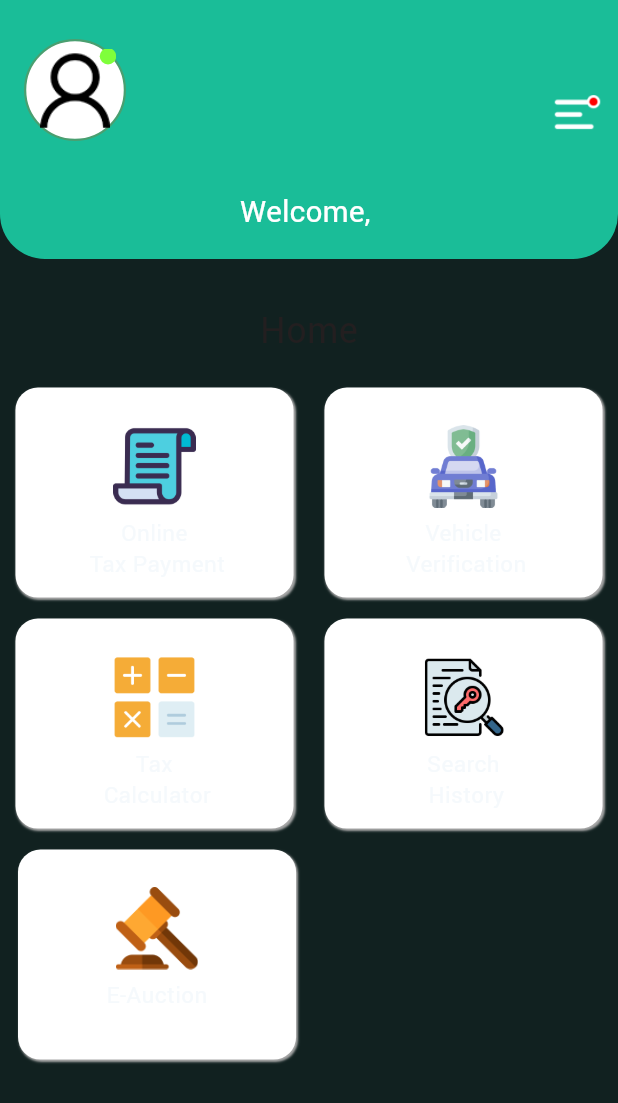
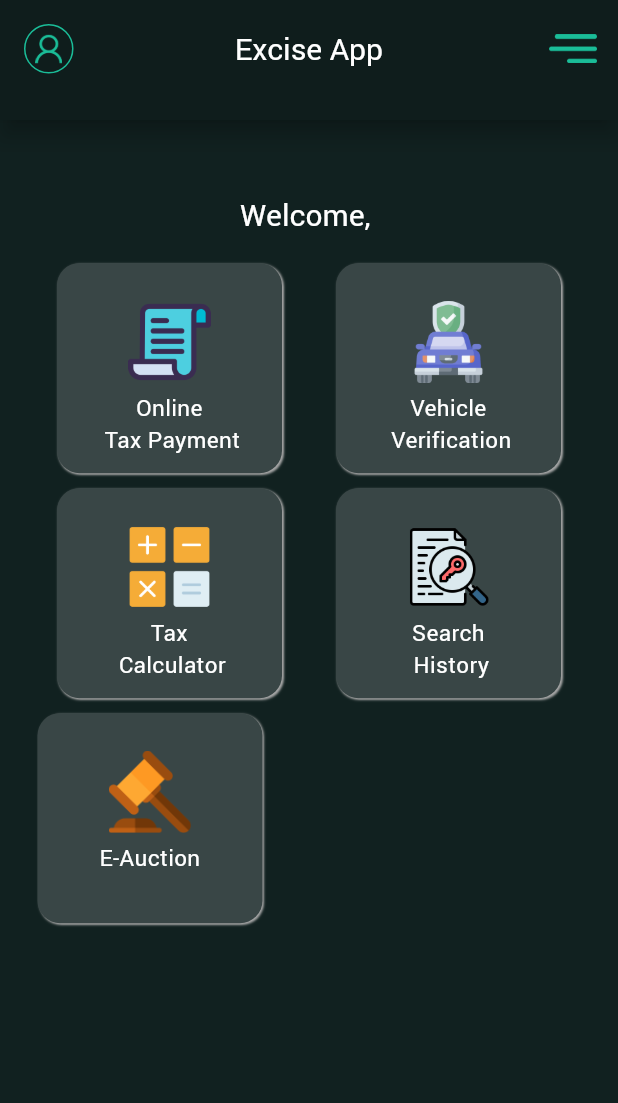
Before and after one commit to amjadjamali06/dummy_app, a Flutter app: the DashboardScreen screen opened by its route, on a phone screen of 412 x 824 dp. Shown: the top 1103 px of the screen. Run offline on Flutter 3.47's test engine with Material 3 defaults, Android fonts, the phone set to English and light mode, and no system bars; our stand-ins replace awesome_dialog, connectivity_plus, dropdown_search, flutter_secure_storage, fluttertoast, get and 2 more; missing offline and left inert: mask_input_formatter; accounts and stored records are empty.

Commit message:
Committed By Abdul Salam 1) Created E-Auction Screen and its controller. 2) Modified Custom App Bar and Custom Dashboard Card Widget. 3) Modified Dashboard Screen.

```diff
--- /dev/null
+++ b/lib/controllers/e_auction_screen_controller.dart
@@ -0,0 +1,7 @@
+import 'package:flutter/material.dart';
+import 'package:get/get.dart';
+
+class EAuctionScreenController extends GetxController{
+  GlobalKey<ScaffoldState> scaffoldKey = GlobalKey<ScaffoldState>();
+
+}
--- a/lib/main.dart
+++ b/lib/main.dart
@@ -56,7 +56,7 @@ class MyApp extends StatelessWidget {
   Widget build(BuildContext context) {
     return GetMaterialApp(
       title: kAppName,
-      initialRoute: kPremiumNumberListScreenRoute,
+      initialRoute: kSplashScreenRoute,
       initialBinding: ScreensBindings(),
       getPages: RouteManagement.getPages(),
       themeMode: ThemeMode.dark,
--- a/lib/ui/custom_widgets/custom_app_bar.dart
+++ b/lib/ui/custom_widgets/custom_app_bar.dart
@@ -1,5 +1,4 @@
 import 'package:flutter/material.dart';
-import 'package:flutter/services.dart';
 import 'package:get/get.dart';
 import 'package:get/get_utils/src/platform/platform_io.dart';
 
@@ -25,14 +24,32 @@ class CustomAppbar extends StatelessWidget implements PreferredSizeWidget {
     return AppBar(
       toolbarHeight: 65,
       automaticallyImplyLeading: GeneralPlatform.isWeb,
-      leading: (screenName.isNotEmpty)?
+      leadingWidth: 65,
+      leading: (screenName == "Dashboard Screen")?
+      Container(
+        margin: const EdgeInsets.all(16),
+        padding: const EdgeInsets.all(5),
+        decoration: BoxDecoration(
+            border: Border.all(color: kPrimaryColor),
+            borderRadius: BorderRadius.circular(50)
+        ),
+        child: Image.asset('assets/icons/user-icon.png', color: kPrimaryColor, width: 18, height: 18,),
+      ) : screenName.isNotEmpty ?
          IconButton(onPressed:() {
            if (onBackButtonPress != null) {
              onBackButtonPress!();
            }else{
              Get.back();
            }
-         },icon: const Icon(Icons.arrow_back, color: kWhiteColor, size: 25)):null,
+         },icon: const Icon(Icons.arrow_back, color: kPrimaryColor, size: 25)):null,
+        actions: [
+          Padding(
+            padding: const EdgeInsets.all(14),
+            child: GestureDetector(
+              child: Image.asset('assets/icons/menu-icon.png',color: kPrimaryColor, width: 32,),
+            ),
+          )
+        ],
         // GestureDetector(
         //   child:  Padding(
         //     padding: const EdgeInsets.only(left: 12,top: 12),
@@ -51,8 +68,8 @@ class CustomAppbar extends StatelessWidget implements PreferredSizeWidget {
         //   },
         // ):null,
       title: Text(
-        screenName,
-        style: const TextStyle(fontSize: 24, fontWeight: FontWeight.w500,  color: kWhiteColor),
+        screenName == "Dashboard Screen"? "Excise App" : screenName,
+        style: const TextStyle(fontSize: 20, fontWeight: FontWeight.w500,  color: kWhiteColor),
       ),
       centerTitle: true,
       actionsIconTheme: const IconThemeData(),
--- a/lib/ui/custom_widgets/custom_dashboard_card_widget.dart
+++ b/lib/ui/custom_widgets/custom_dashboard_card_widget.dart
@@ -7,20 +7,23 @@ class CustomDashboardCardWidget extends StatelessWidget {
   final String title;
   final String iconPath;
   final void Function() onTap;
-  const CustomDashboardCardWidget({super.key, required this.title, required this.iconPath, required this.onTap});
+  final double width;
+  final double height;
+  final double marginHorizontal;
+  final double marginVertical;
+  const CustomDashboardCardWidget({super.key, required this.title, required this.iconPath, required this.onTap, this.width = 150, this.height = 140, this.marginHorizontal = 0, this.marginVertical =0});
 
   @override
   Widget build(BuildContext context) {
     return GestureDetector(
-      onTap:onTap,
-      child: Padding(
-        padding: const EdgeInsets.all(2.0),
+      onTap: onTap,
       child: Container(
+        margin: EdgeInsets.symmetric(horizontal: marginHorizontal, vertical: marginVertical),
         padding: const EdgeInsets.only(top: 25),
-          width: Get.width * 0.45,
-          height: 140,
+        width: /*Get.width * 0.45*/width,
+        height: height,
         decoration: BoxDecoration(
-              color: kWhiteColor,
+            color: kCardColor,
             borderRadius: BorderRadius.circular(15),
             boxShadow: const [
               BoxShadow(
@@ -45,6 +48,7 @@ class CustomDashboardCardWidget extends StatelessWidget {
                 textAlign: TextAlign.center,
                 style: const TextStyle(
                   fontSize: 15,
+                  color: kWhiteColor
                 ),
                 overflow: TextOverflow.clip,
               ),
@@ -52,7 +56,6 @@ class CustomDashboardCardWidget extends StatelessWidget {
           ],
         ),
       ),
-      ),
     );
   }
 }
--- a/lib/ui/screens/dashboard_screen.dart
+++ b/lib/ui/screens/dashboard_screen.dart
@@ -1,66 +1,88 @@
-import 'dart:io';
 import 'package:excise_e_auction/ui/custom_widgets/custom_dashboard_card_widget.dart';
+import 'package:excise_e_auction/ui/custom_widgets/custom_scaffold.dart';
 import 'package:excise_e_auction/utils/constants.dart';
 import 'package:excise_e_auction/utils/user_session.dart';
 import 'package:flutter/material.dart';
 import 'package:get/get.dart';
 import 'package:excise_e_auction/controllers/dashboard_screen_controller.dart';
 import 'package:excise_e_auction/utils/app_colors.dart';
-import '../custom_widgets/custom_dialogs.dart';
 
 class DashboardScreen extends GetView<DashboardScreenController> {
   const DashboardScreen({super.key});
 
   @override
   Widget build(BuildContext context) {
-    return WillPopScope(
-      onWillPop: (){
-        CustomDialogs().showAwesomeConfirmationDialog("Are you sure you want to exit?",onOkBtnPressed: ()=>exit(0));
-        return Future.value(false);
-      },
-      child: Scaffold(
-        // drawer: const CustomEndDrawer(),
-        key: controller.scaffoldKey,
-        appBar: AppBar(
-          elevation: 0,
-          toolbarHeight: 120,
-          backgroundColor: kPrimaryColor,
-          automaticallyImplyLeading: false,
-          actions: [
-            GestureDetector(
-              child:  Padding(
-                padding: const EdgeInsets.only(right: 10,top: 30),
-                child: Image.asset('assets/icons/toggle-white-icon.png', height: 35, width: 34),
+    return CustomScaffold(
+        className: runtimeType.toString(),
+        screenName: "Dashboard Screen",
+        scaffoldKey: controller.scaffoldKey,
+        body: _buildBodyNewTheme()
+    );
+  }
+Widget  _buildBodyNewTheme() {
+    return Container(
+      color: kPrimaryDarkColor,
+      child: Stack(
+        clipBehavior: Clip.none,
+        children: [
+          Padding(
+            padding: EdgeInsets.only(top: Get.height*0.06),
+            child: SingleChildScrollView(
+              child: Column(
+                crossAxisAlignment: CrossAxisAlignment.center,
+                children: [
+                  RichText(
+                    text: TextSpan(
+                        text: 'Welcome, ',
+                        style: const TextStyle(
+                            fontSize: 20,
+                            fontWeight: FontWeight.w300
                         ),
-              onTap: () {
-                controller.scaffoldKey.currentState!.openDrawer();
-                FocusScope.of(context).requestFocus(FocusNode());
-              },
+                        children: [
+                          TextSpan(
+                              text: UserSession.userModel.value.name,
+                              style: const TextStyle(
+                                  fontWeight: FontWeight.bold,
+                                color: kPrimaryColor
+                              )
+                          )
+                        ]
                     ),
-
+                  ),
+                  const SizedBox(height: 20),
+                  Row(
+                    mainAxisAlignment: MainAxisAlignment.spaceAround,
+                    children: [
+                      CustomDashboardCardWidget(title: "Online\n Tax Payment", iconPath: 'assets/icons/online-tax-payment.png', onTap: () {}, ),
+                      CustomDashboardCardWidget(title: "Vehicle\n Verification",iconPath: 'assets/icons/vehicle-verification.png', onTap: (){},),
+                    ]
+                  ),
+                  const SizedBox(height: 10),
+                  Row(
+                    mainAxisAlignment: MainAxisAlignment.spaceAround,
+                    children: [
+                      CustomDashboardCardWidget(title: "Tax\n Calculator",iconPath: 'assets/icons/tax-calculator.png', onTap: (){}),
+                      CustomDashboardCardWidget(title: "Search\n History",iconPath: 'assets/icons/search-history.png', onTap: (){}),],
+                  ),
+                  const SizedBox(height: 10),
+                  Row(
+                    children: [
+                      const SizedBox(width: 5),
+                      CustomDashboardCardWidget(title: "E-Auction",iconPath: 'assets/icons/online-payment 2.png', onTap: (){Get.toNamed(kEAuctionScreenRoute);}),
                     ],
-           title: Container(
-             padding: const EdgeInsets.all(5.0),
-             decoration:  BoxDecoration(color: Colors.white,shape: BoxShape.circle,border: Border.all(color: const Color(0xff4A9F70),width: 1.5) ),
-             child: Stack(
-               children: [
-                 Image.asset('assets/icons/user-icon.png', height: 55, width: 55),
-                 Positioned(
-                   right: 0,top: -5,
-                   child: Container(
-                     height: 20,
-                     width: 11,
-                     decoration: const BoxDecoration(color: Color(0xff7FFF3B),shape: BoxShape.circle),
-                   ),)
+                  ),
+                  SizedBox(height: Get.height*0.1),
                 ],
               ),
             ),
           ),
-        body: _buildBody(),
+
+        ],
       ),
     );
   }
-Widget  _buildBody() {
+
+  Widget  _buildBodyOldTheme() {
     return Stack(
       clipBehavior: Clip.none,
       children: [
@@ -132,5 +154,4 @@ Widget  _buildBody() {
     );
   }
 
-
 }
--- a/lib/utils/screen_bindings.dart
+++ b/lib/utils/screen_bindings.dart
@@ -17,6 +17,8 @@ import 'package:excise_e_auction/controllers/login_screen_controller.dart';
 import 'package:excise_e_auction/controllers/setting_screen_controller.dart';
 import 'package:excise_e_auction/controllers/splash_screen_controller.dart';
 
+import '../controllers/e_auction_screen_controller.dart';
+
 
 ///Created by Amjad Jamali 03-Aug-2023
 class ScreensBindings extends Bindings {
@@ -34,10 +36,9 @@ class ScreensBindings extends Bindings {
     Get.lazyPut(() => TagWinningNbrScreenController());
     Get.lazyPut(() => AuctionRequestScreenController());
     Get.lazyPut(() => PlaceBidScreenController());
-    // Get.lazyPut(() => EAuctionScreenController());
+    Get.lazyPut(() => EAuctionScreenController());
     Get.lazyPut(() => AuctionsListScreenController());
     Get.lazyPut(() => PremiumNumberListScreenController());
-    // Get.lazyPut(() => EAuctionScreenController());
     Get.lazyPut(()=>AuctionCategoryScreenController());
     Get.lazyPut(()=>AuctionRequestCategoryScreenController());
   }
```
Also changed, not shown: lib/ui/screens/e_auction_screen.dart (added, +133 -0 lines), lib/utils/route_management.dart (+3 -6 lines). Lines whose indentation alone changed are shown as unchanged.
